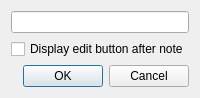
First picture: the form in plugins/quick_note/gui/settings_dialog.ui, repository Kolcha/DigitalClock4, before the edit.
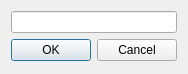
Second picture: the form after the edit.

Commit message:
quick_note: dropped dead option
branch : plugins

The edit to the form file:
```diff
--- a/plugins/quick_note/gui/settings_dialog.ui
+++ b/plugins/quick_note/gui/settings_dialog.ui
@@ -6,8 +6,8 @@
    <rect>
     <x>0</x>
     <y>0</y>
-    <width>186</width>
-    <height>94</height>
+    <width>184</width>
+    <height>74</height>
    </rect>
   </property>
   <property name="windowTitle">
@@ -17,13 +17,6 @@
    <item>
     <widget class="QLineEdit" name="note_edit"/>
    </item>
-   <item>
-    <widget class="QCheckBox" name="edit_btn_enabled">
-     <property name="text">
-      <string>Display edit button after note</string>
-     </property>
-    </widget>
-   </item>
    <item>
     <widget class="QDialogButtonBox" name="buttonBox">
      <property name="orientation">
```
The commit also changes 3 other files.
